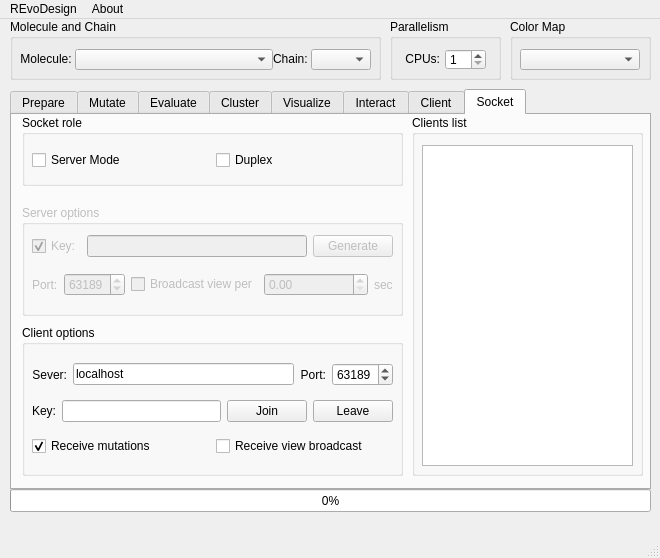
Before: the Qt Designer form REvoDesign/UI/REvoDesign-PyMOL.ui in YaoYinYing/REvoDesign, drawn with Qt 5.
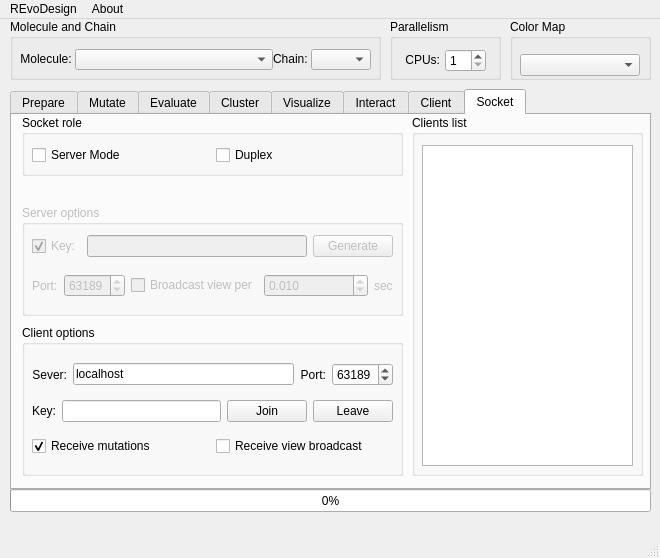
After: the same form once the commit is applied. The open tabs and pages were chosen to show the change.

What changed in the file:
```diff
--- a/REvoDesign/UI/REvoDesign-PyMOL.ui
+++ b/REvoDesign/UI/REvoDesign-PyMOL.ui
@@ -3755,7 +3755,7 @@
          <x>10</x>
          <y>30</y>
          <width>361</width>
-         <height>71</height>
+         <height>73</height>
         </rect>
        </property>
        <layout class="QVBoxLayout" name="verticalLayout_8">
@@ -3835,7 +3835,20 @@
            </widget>
           </item>
           <item>
-           <widget class="QDoubleSpinBox" name="doubleSpinBox_ws_view_broadcast_interval"/>
+           <widget class="QDoubleSpinBox" name="doubleSpinBox_ws_view_broadcast_interval">
+            <property name="decimals">
+             <number>3</number>
+            </property>
+            <property name="minimum">
+             <double>0.001000000000000</double>
+            </property>
+            <property name="maximum">
+             <double>60.000000000000000</double>
+            </property>
+            <property name="value">
+             <double>0.010000000000000</double>
+            </property>
+           </widget>
           </item>
           <item>
            <widget class="QLabel" name="label_molecule_14">
@@ -4033,7 +4046,7 @@
         <x>10</x>
         <y>0</y>
         <width>381</width>
-        <height>71</height>
+        <height>61</height>
        </rect>
       </property>
       <property name="title">
@@ -4045,7 +4058,7 @@
          <x>10</x>
          <y>30</y>
          <width>361</width>
-         <height>31</height>
+         <height>21</height>
         </rect>
        </property>
        <layout class="QHBoxLayout" name="horizontalLayout_52">
@@ -4187,7 +4200,7 @@
        <x>10</x>
        <y>30</y>
        <width>91</width>
-       <height>21</height>
+       <height>23</height>
       </rect>
      </property>
      <layout class="QHBoxLayout" name="horizontalLayout">
@@ -4250,7 +4263,7 @@
        <x>10</x>
        <y>30</y>
        <width>121</width>
-       <height>21</height>
+       <height>32</height>
       </rect>
      </property>
      <layout class="QHBoxLayout" name="horizontalLayout_4">
```
